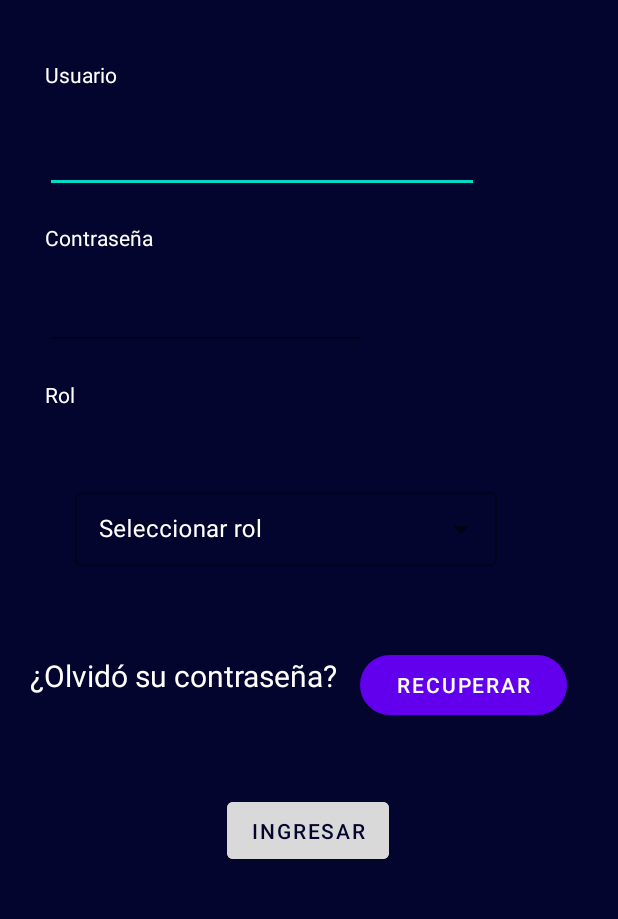
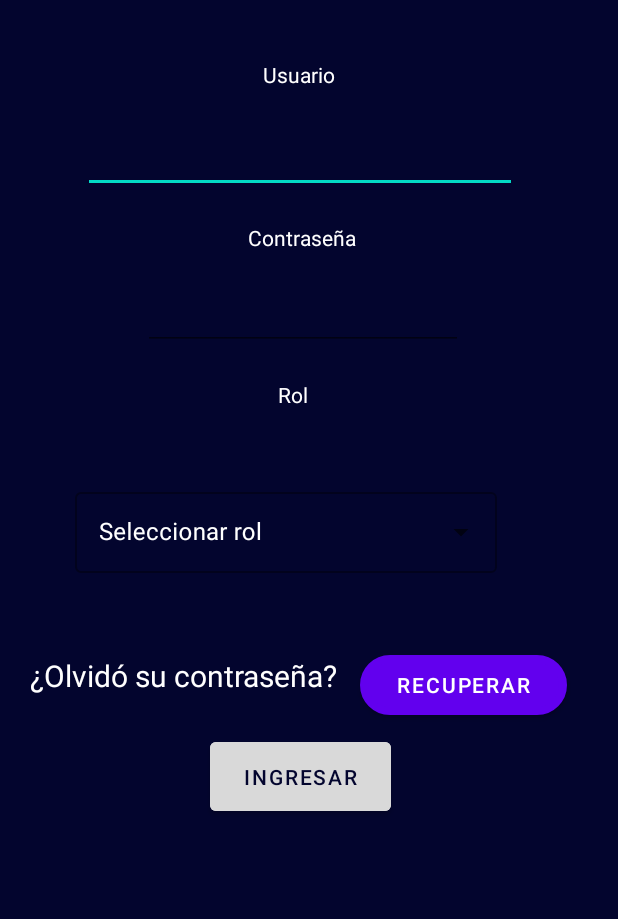
Before and after one commit to Brian1921/Front_Parc, an Android app: the screen it shows after launch (MainActivity), on a phone screen of 412 x 824 dp, the part 227-1146 px from its top. Run offline under Robolectric (Android 15) with nearby library versions, the phone set to English and light mode, and no system bars; our stand-ins replace Volley.

Commit message:
Centrar Log

```diff
--- a/app/src/main/res/layout/activity_main.xml
+++ b/app/src/main/res/layout/activity_main.xml
@@ -37,6 +37,7 @@
                     android:layout_width="wrap_content"
                     android:layout_height="wrap_content"
                     android:layout_centerInParent="true"
+                    android:layout_marginLeft="18dp"
                     android:text="CLUB NÁUTICO"
                     android:textAlignment="textEnd"
                     android:textColor="#03052E"
@@ -56,8 +57,8 @@
                 android:id="@+id/textView2"
                 android:layout_width="wrap_content"
                 android:layout_height="wrap_content"
+                android:layout_marginLeft="175dp"
                 android:layout_marginTop="40dp"
-                android:layout_marginLeft="30dp"
                 android:text="Usuario"
                 android:textColor="@color/white"
                 app:layout_constraintStart_toStartOf="parent"
@@ -67,8 +68,8 @@
                 android:id="@+id/txtUsuario"
                 android:layout_width="289dp"
                 android:layout_height="49dp"
+                android:layout_marginLeft="55dp"
                 android:layout_marginTop="20dp"
-                android:layout_marginLeft="30dp"
                 android:ems="10"
                 android:inputType="textPersonName"
                 android:textColor="@color/white"
@@ -81,7 +82,7 @@
                 android:id="@+id/textView3"
                 android:layout_width="wrap_content"
                 android:layout_height="wrap_content"
-                android:layout_marginLeft="30dp"
+                android:layout_marginLeft="165dp"
                 android:layout_marginTop="20dp"
                 android:text="Contraseña"
                 android:textColor="@color/white"
@@ -92,7 +93,7 @@
                 android:id="@+id/txtPass"
                 android:layout_width="wrap_content"
                 android:layout_height="wrap_content"
-                android:layout_marginLeft="30dp"
+                android:layout_marginLeft="95dp"
                 android:layout_marginTop="20dp"
                 android:ems="10"
                 android:inputType="textPassword"
@@ -106,7 +107,7 @@
                 android:id="@+id/textView4"
                 android:layout_width="wrap_content"
                 android:layout_height="wrap_content"
-                android:layout_marginLeft="30dp"
+                android:layout_marginLeft="185dp"
                 android:layout_marginTop="20dp"
                 android:text="Rol"
                 android:textColor="@color/white"
@@ -122,7 +123,7 @@
                 android:layout_width="309dp"
                 android:layout_height="84dp"
                 android:layout_margin="40dp"
-                android:layout_marginLeft="10dp"
+                android:layout_marginLeft="30dp"
                 android:layout_marginTop="20dp"
                 android:hint="Seleccionar rol"
                 android:padding="10dp"
@@ -136,15 +137,29 @@
                 <AutoCompleteTextView
                     android:id="@+id/auto_complete_txt"
                     android:layout_width="281dp"
-                    android:layout_height="49dp"
+                    android:layout_height="54dp"
                     android:layout_marginLeft="0dp"
-                    android:hint="none"
                     android:inputType="none" />
 
             </com.google.android.material.textfield.TextInputLayout>
+
             <RelativeLayout
                 android:layout_width="match_parent"
-            android:layout_height="match_parent">
+                android:layout_height="140dp">
+
+                <Button
+                    android:id="@+id/btnIngresar"
+                    android:layout_width="126dp"
+                    android:layout_height="58dp"
+                    android:layout_marginStart="140dp"
+                    android:layout_marginTop="52dp"
+                    android:layout_marginEnd="151dp"
+                    android:backgroundTint="#D9D9D9"
+                    android:text="Ingresar"
+                    android:textColor="#03052E"
+                    app:layout_constraintEnd_toEndOf="parent"
+                    app:layout_constraintHorizontal_bias="0.0"
+                    app:layout_constraintStart_toStartOf="parent" />
 
                 <Button
                     android:id="@+id/btnInicio_recuperar"
@@ -165,20 +180,6 @@
 
             </RelativeLayout>
 
-            <Button
-                android:id="@+id/btnIngresar"
-                android:layout_width="wrap_content"
-                android:layout_height="50dp"
-                android:layout_marginStart="151dp"
-                android:layout_marginTop="52dp"
-                android:layout_marginEnd="151dp"
-                android:backgroundTint="#D9D9D9"
-                android:text="Ingresar"
-                android:textColor="#03052E"
-                app:layout_constraintEnd_toEndOf="parent"
-                app:layout_constraintHorizontal_bias="0.0"
-                app:layout_constraintStart_toStartOf="parent" />
-
         </LinearLayout>
     </ScrollView>
 
```
Lines whose indentation alone changed are shown as unchanged.
